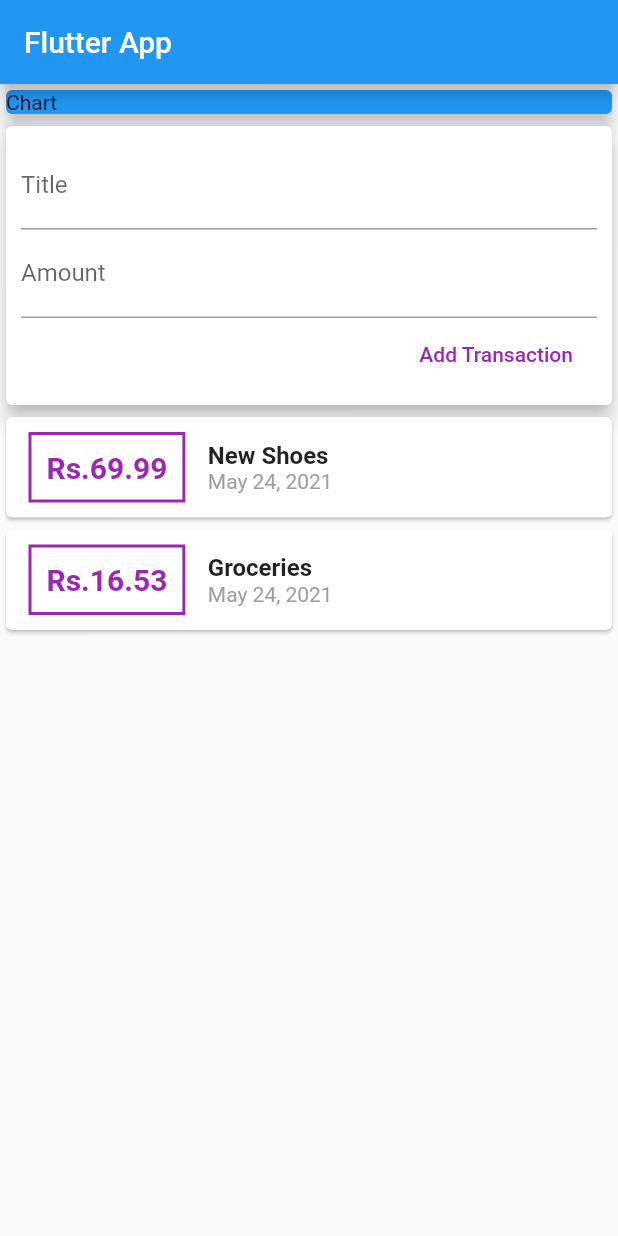
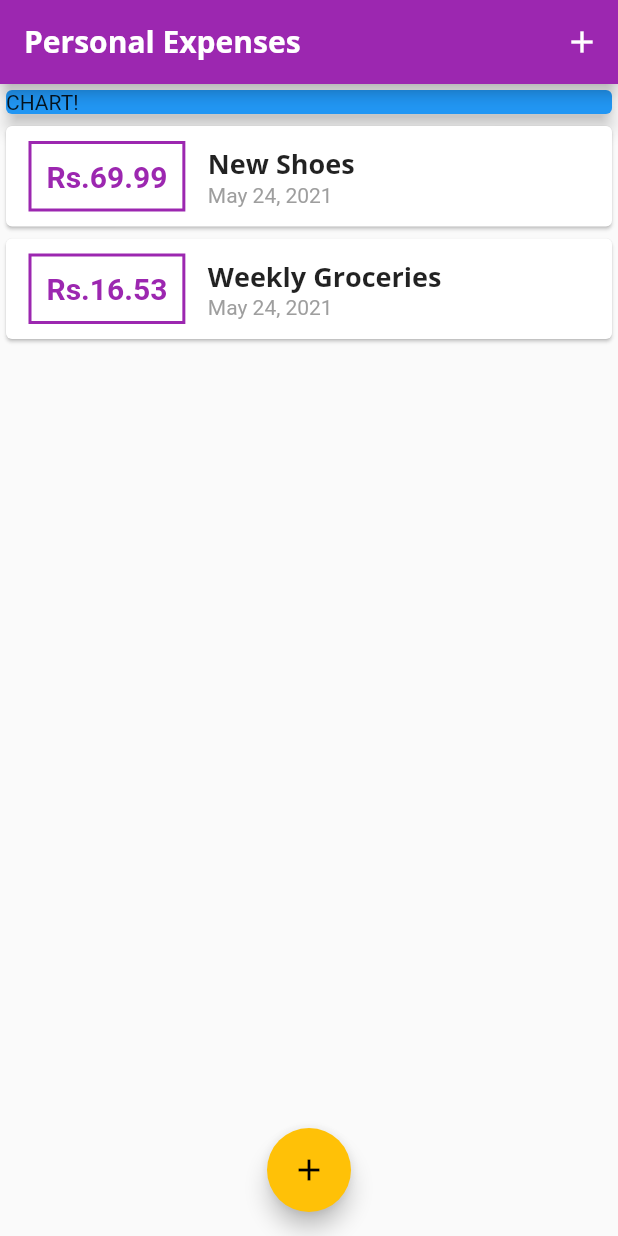
Before and after one commit to suyashagno3/Personal_Expense_Manager, a Flutter app: the screen it shows after launch, on a phone screen of 412 x 824 dp. Run offline on Flutter 3.47's test engine with Material 2 defaults, Android fonts, the phone set to English and light mode, and no system bars.

Commit message:
Added Themes

```diff
--- a/lib/main.dart
+++ b/lib/main.dart
@@ -1,5 +1,8 @@
 import 'package:flutter/material.dart';
-import './widgets/user_transactions.dart';
+
+import './widgets/new_transaction.dart';
+import './widgets/transaction_list.dart';
+import './models/transaction.dart';
 
 void main() => runApp(MyApp());
 
@@ -7,43 +10,113 @@ class MyApp extends StatelessWidget {
   @override
   Widget build(BuildContext context) {
     return MaterialApp(
-      title: 'Flutter App',
+      title: 'Personal Expenses',
+      theme: ThemeData(
+          primarySwatch: Colors.purple,
+          accentColor: Colors.amber,
+          fontFamily: 'Quicksand',
+          textTheme: ThemeData.light().textTheme.copyWith(
+                  title: TextStyle(
+                fontFamily: 'OpenSans',
+                fontWeight: FontWeight.bold,
+                fontSize: 18,
+              )),
+          appBarTheme: AppBarTheme(
+            textTheme: ThemeData.light().textTheme.copyWith(
+                  title: TextStyle(
+                    fontFamily: 'OpenSans',
+                    fontSize: 20,
+                    fontWeight: FontWeight.bold,
+                  ),
+                ),
+          )),
       home: MyHomePage(),
     );
   }
 }
 
-class MyHomePage extends StatelessWidget {
+class MyHomePage extends StatefulWidget {
   // String titleInput;
   // String amountInput;
+  @override
+  _MyHomePageState createState() => _MyHomePageState();
+}
 
-  final titleController = TextEditingController();
-  final amountController = TextEditingController();
+class _MyHomePageState extends State<MyHomePage> {
+  final List<Transaction> _userTransactions = [
+    Transaction(
+      id: 't1',
+      title: 'New Shoes',
+      amount: 69.99,
+      date: DateTime.now(),
+    ),
+    Transaction(
+      id: 't2',
+      title: 'Weekly Groceries',
+      amount: 16.53,
+      date: DateTime.now(),
+    ),
+  ];
+
+  void _addNewTransaction(String txTitle, double txAmount) {
+    final newTx = Transaction(
+      title: txTitle,
+      amount: txAmount,
+      date: DateTime.now(),
+      id: DateTime.now().toString(),
+    );
+
+    setState(() {
+      _userTransactions.add(newTx);
+    });
+  }
+
+  void _startAddNewTransaction(BuildContext ctx) {
+    showModalBottomSheet(
+      context: ctx,
+      builder: (_) {
+        return GestureDetector(
+          onTap: () {},
+          child: NewTransaction(_addNewTransaction),
+          behavior: HitTestBehavior.opaque,
+        );
+      },
+    );
+  }
 
   @override
   Widget build(BuildContext context) {
     return Scaffold(
       appBar: AppBar(
-        title: Text('Flutter App'),
+        title: Text('Personal Expenses'),
+        actions: <Widget>[
+          IconButton(
+            icon: Icon(Icons.add),
+            onPressed: () => _startAddNewTransaction(context),
+          ),
+        ],
       ),
       body: SingleChildScrollView(
         child: Column(
-          //mainAxisAlignment: MainAxisAlignment.start,
+          // mainAxisAlignment: MainAxisAlignment.start,
           crossAxisAlignment: CrossAxisAlignment.stretch,
           children: <Widget>[
             Container(
               width: double.infinity,
               child: Card(
                 color: Colors.blue,
-                child: Text(
-                  'Chart',
-                ),
+                child: Text('CHART!'),
                 elevation: 5,
               ),
             ),
-            UserTransactions()
+            TransactionList(_userTransactions),
           ],
         ),
+      ),
+      floatingActionButtonLocation: FloatingActionButtonLocation.centerFloat,
+      floatingActionButton: FloatingActionButton(
+        child: Icon(Icons.add),
+        onPressed: () => _startAddNewTransaction(context),
       ),
     );
   }
--- a/lib/widgets/new_transaction.dart
+++ b/lib/widgets/new_transaction.dart
@@ -1,11 +1,18 @@
 import 'package:flutter/material.dart';
 
-class NewTransaction extends StatelessWidget {
-  final titleController = TextEditingController();
-  final amountController = TextEditingController();
+class NewTransaction extends StatefulWidget {
   final Function addTx;
 
   NewTransaction(this.addTx);
+
+  @override
+  _NewTransactionState createState() => _NewTransactionState();
+}
+
+class _NewTransactionState extends State<NewTransaction> {
+  final titleController = TextEditingController();
+
+  final amountController = TextEditingController();
 
   void submitData() {
     final enteredTitle = titleController.text;
@@ -15,10 +22,12 @@ class NewTransaction extends StatelessWidget {
       return;
     }
 
-    addTx(
+    widget.addTx(
       enteredTitle,
       enteredAmount,
     );
+
+    Navigator.of(context).pop();
   }
 
   @override
@@ -32,18 +41,18 @@ class NewTransaction extends StatelessWidget {
           children: <Widget>[
             TextField(
               decoration: InputDecoration(labelText: 'Title'),
+              controller: titleController,
+              onSubmitted: (_) => submitData(),
               // onChanged: (val) {
               //   titleInput = val;
               // },
-              controller: titleController,
-              onSubmitted: (_) => submitData(),
             ),
             TextField(
               decoration: InputDecoration(labelText: 'Amount'),
-              // onChanged: (val) => amountInput = val,
               controller: amountController,
               keyboardType: TextInputType.number,
               onSubmitted: (_) => submitData(),
+              // onChanged: (val) => amountInput = val,
             ),
             FlatButton(
               child: Text('Add Transaction'),
--- a/lib/widgets/transaction_list.dart
+++ b/lib/widgets/transaction_list.dart
@@ -24,7 +24,7 @@ class TransactionList extends StatelessWidget {
                   ),
                   decoration: BoxDecoration(
                     border: Border.all(
-                      color: Colors.purple,
+                      color: Theme.of(context).primaryColor,
                       width: 2,
                     ),
                   ),
@@ -34,7 +34,7 @@ class TransactionList extends StatelessWidget {
                     style: TextStyle(
                       fontWeight: FontWeight.bold,
                       fontSize: 20,
-                      color: Colors.purple,
+                      color: Theme.of(context).primaryColor,
                     ),
                   ),
                 ),
@@ -43,17 +43,16 @@ class TransactionList extends StatelessWidget {
                   children: <Widget>[
                     Text(
                       transactions[index].title,
-                      style: TextStyle(
-                        fontSize: 16,
-                        fontWeight: FontWeight.bold,
-                      ),
+                      style: Theme.of(context).textTheme.title,
                     ),
                     Text(
                       DateFormat.yMMMd().format(transactions[index].date),
-                      style: TextStyle(color: Colors.grey),
+                      style: TextStyle(
+                        color: Colors.grey,
+                      ),
                     ),
                   ],
-                )
+                ),
               ],
             ),
           );
--- a/lib/widgets/user_transactions.dart
+++ /dev/null
@@ -1,50 +0,0 @@
-import 'package:flutter/material.dart';
-
-import './transaction_list.dart';
-import './new_transaction.dart';
-import '../models/transaction.dart';
-
-class UserTransactions extends StatefulWidget {
-  @override
-  _UserTransactionsState createState() => _UserTransactionsState();
-}
-
-class _UserTransactionsState extends State<UserTransactions> {
-  final List<Transaction> _userTransactions = [
-    Transaction(
-      id: 't1',
-      title: 'New Shoes',
-      amount: 69.99,
-      date: DateTime.now(),
-    ),
-    Transaction(
-      id: 't1',
-      title: 'Groceries',
-      amount: 16.53,
-      date: DateTime.now(),
-    ),
-  ];
-
-  void _addNewTransaction(String txTitle, double txAmount) {
-    final newTx = Transaction(
-      title: txTitle,
-      amount: txAmount,
-      date: DateTime.now(),
-      id: DateTime.now().toString(),
-    );
-
-    setState(() {
-      _userTransactions.add(newTx);
-    });
-  }
-
-  @override
-  Widget build(BuildContext context) {
-    return Column(
-      children: <Widget>[
-        NewTransaction(_addNewTransaction),
-        TransactionList(_userTransactions),
-      ],
-    );
-  }
-}
```
Also changed, not shown: pubspec.yaml (+11 -6 lines), assets/fonts/OpenSans-Bold.ttf (added), assets/fonts/OpenSans-Regular.ttf (added), assets/fonts/Quicksand-Bold.ttf (added), assets/fonts/Quicksand-Light.ttf (added), assets/fonts/Quicksand-Medium.ttf (added), assets/fonts/Quicksand-Regular.ttf (added).
